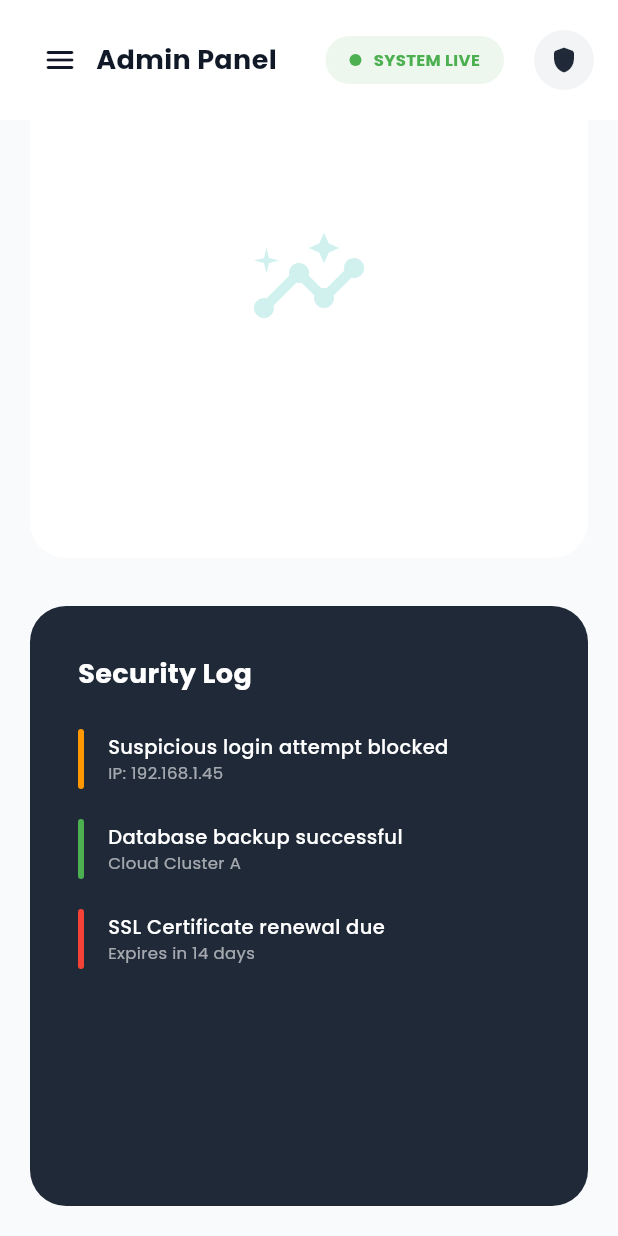
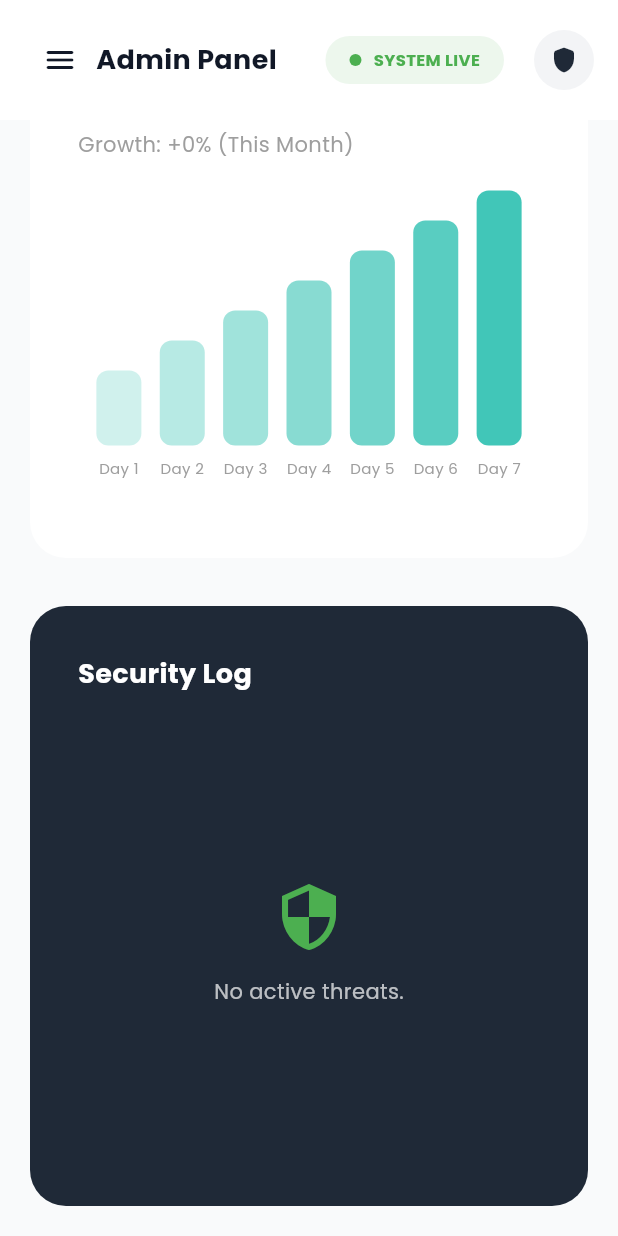
Before and after one commit to ShadaMaitexa/laablume, a Flutter app: the AdminWebPortal screen opened directly, scrolled down 1313 dp, on a phone screen of 412 x 824 dp. Run offline on Flutter 3.47's test engine with Material 3 defaults, Android fonts, the phone set to English and light mode, and no system bars; our stand-ins replace file_picker, google_fonts, image_picker, pinput, shared_preferences; accounts and stored records are empty; network calls fail.

Commit message:
feat: Introduce admin portal with dedicated service and dashboard UI.

```diff
--- a/lib/screens/web/admin_portal/admin_dashboard.dart
+++ b/lib/screens/web/admin_portal/admin_dashboard.dart
@@ -1011,20 +1011,49 @@ class _AdminWebPortalState extends State<AdminWebPortal> {
           'Insights into patient satisfaction and service quality platform-wide.',
         ),
         const SizedBox(height: 32),
-        Container(
+        FutureBuilder<List<dynamic>>(
+          future: AdminService().getFeedback(),
+          builder: (context, snapshot) {
+            if (snapshot.connectionState == ConnectionState.waiting) {
+              return const Center(child: CircularProgressIndicator());
+            }
+            final feedbackList = snapshot.data ?? [];
+            if (feedbackList.isEmpty) {
+              return _emptyState('No recent feedback available.');
+            }
+
+            return Container(
               decoration: BoxDecoration(
                 color: Colors.white,
                 borderRadius: BorderRadius.circular(24),
                 boxShadow: [
-              BoxShadow(color: Colors.black.withOpacity(0.01), blurRadius: 10),
+                  BoxShadow(
+                    color: Colors.black.withOpacity(0.01),
+                    blurRadius: 10,
+                  ),
                 ],
               ),
               child: ListView.separated(
                 shrinkWrap: true,
                 physics: const NeverScrollableScrollPhysics(),
-            itemCount: 6,
+                itemCount: feedbackList.length,
                 separatorBuilder: (context, index) => const Divider(height: 1),
-            itemBuilder: (context, index) => Padding(
+                itemBuilder: (context, index) {
+                  final feedback = feedbackList[index];
+                  final patientName =
+                      feedback['patientName'] ??
+                      feedback['userName'] ??
+                      'Anonymous'; // Fallback
+                  final rating = (feedback['rating'] is int)
+                      ? feedback['rating']
+                      : int.tryParse(feedback['rating'].toString()) ?? 5;
+                  final comment =
+                      feedback['comment'] ??
+                      feedback['message'] ??
+                      'No comments provided.';
+                  final date = feedback['date'] ?? 'Recent';
+
+                  return Padding(
                     padding: const EdgeInsets.all(24),
                     child: Row(
                       children: [
@@ -1046,7 +1075,7 @@ class _AdminWebPortalState extends State<AdminWebPortal> {
                               Row(
                                 children: [
                                   Text(
-                              'Patient #PT-770${index + 1}',
+                                    patientName,
                                     style: GoogleFonts.poppins(
                                       fontWeight: FontWeight.bold,
                                     ),
@@ -1056,7 +1085,7 @@ class _AdminWebPortalState extends State<AdminWebPortal> {
                                     5,
                                     (s) => Icon(
                                       Icons.star_rounded,
-                                color: s < (5 - (index % 2))
+                                      color: s < rating
                                           ? Colors.amber
                                           : Colors.grey.shade300,
                                       size: 14,
@@ -1066,7 +1095,7 @@ class _AdminWebPortalState extends State<AdminWebPortal> {
                               ),
                               const SizedBox(height: 4),
                               Text(
-                          'The overall coordination between the lab and the specialist was seamless. Really appreciated the AI-driven health summary.',
+                                comment,
                                 style: GoogleFonts.poppins(
                                   fontSize: 13,
                                   color: Colors.grey.shade600,
@@ -1076,7 +1105,7 @@ class _AdminWebPortalState extends State<AdminWebPortal> {
                           ),
                         ),
                         Text(
-                    '${12 + index} Feb 2026',
+                          date,
                           style: GoogleFonts.poppins(
                             fontSize: 12,
                             color: Colors.grey,
@@ -1084,8 +1113,11 @@ class _AdminWebPortalState extends State<AdminWebPortal> {
                         ),
                       ],
                     ),
+                  );
+                },
               ),
-          ),
+            );
+          },
         ),
       ],
     );
@@ -1255,6 +1287,14 @@ class _AdminWebPortalState extends State<AdminWebPortal> {
   }
 
   Widget _buildRegistrationTrends() {
+    return FutureBuilder<Map<String, dynamic>>(
+      future: AdminService().getGrowthTrends(),
+      builder: (context, snapshot) {
+        final data = snapshot.data ?? {};
+        final growth = data['growth'] ?? '+0%';
+        final newUsers = data['newUsers'] ?? 0;
+        final period = data['period'] ?? 'This Month';
+
         return Container(
           height: 400,
           padding: const EdgeInsets.all(32),
@@ -1272,21 +1312,64 @@ class _AdminWebPortalState extends State<AdminWebPortal> {
                   fontWeight: FontWeight.bold,
                 ),
               ),
+              const SizedBox(height: 10),
+              Text(
+                '$newUsers New Users',
+                style: GoogleFonts.poppins(
+                  fontSize: 32,
+                  fontWeight: FontWeight.bold,
+                  color: _primaryColor,
+                ),
+              ),
+              Text(
+                'Growth: $growth ($period)',
+                style: GoogleFonts.poppins(fontSize: 14, color: Colors.grey),
+              ),
               const Spacer(),
-          Center(
-            child: Icon(
-              Icons.insights_rounded,
-              size: 80,
-              color: _primaryColor.withOpacity(0.2),
+              // Simple Visual Bar Chart Placeholder using Containers
+              Row(
+                mainAxisAlignment: MainAxisAlignment.spaceEvenly,
+                crossAxisAlignment: CrossAxisAlignment.end,
+                children: List.generate(7, (index) {
+                  // Mock visual height based on index if data not granular
+                  final height = 50.0 + (index * 20) % 150;
+                  return Column(
+                    mainAxisAlignment: MainAxisAlignment.end,
+                    children: [
+                      Container(
+                        width: 30,
+                        height: height,
+                        decoration: BoxDecoration(
+                          color: _primaryColor.withOpacity(0.2 + (index * 0.1)),
+                          borderRadius: BorderRadius.circular(8),
                         ),
+                      ),
+                      const SizedBox(height: 8),
+                      Text(
+                        'Day ${index + 1}',
+                        style: const TextStyle(
+                          fontSize: 10,
+                          color: Colors.grey,
+                        ),
+                      ),
+                    ],
+                  );
+                }),
               ),
               const Spacer(),
             ],
           ),
         );
+      },
+    );
   }
 
   Widget _buildSecurityAlerts() {
+    return FutureBuilder<List<dynamic>>(
+      future: AdminService().getSecurityLogs(),
+      builder: (context, snapshot) {
+        final logs = snapshot.data ?? [];
+
         return Container(
           height: 400,
           padding: const EdgeInsets.all(32),
@@ -1306,23 +1389,50 @@ class _AdminWebPortalState extends State<AdminWebPortal> {
                 ),
               ),
               const SizedBox(height: 24),
-          _securityItem(
-            'Suspicious login attempt blocked',
-            'IP: 192.168.1.45',
-            Colors.orange,
+              if (logs.isEmpty)
+                Expanded(
+                  child: Center(
+                    child: Column(
+                      mainAxisSize: MainAxisSize.min,
+                      children: [
+                        const Icon(
+                          Icons.security,
+                          color: Colors.green,
+                          size: 48,
                         ),
-          _securityItem(
-            'Database backup successful',
-            'Cloud Cluster A',
-            Colors.green,
-          ),
-          _securityItem(
-            'SSL Certificate renewal due',
-            'Expires in 14 days',
-            Colors.red,
+                        const SizedBox(height: 16),
+                        Text(
+                          'No active threats.',
+                          style: GoogleFonts.poppins(color: Colors.white70),
                         ),
                       ],
                     ),
+                  ),
+                )
+              else
+                Expanded(
+                  child: ListView.builder(
+                    itemCount: logs.length,
+                    itemBuilder: (context, index) {
+                      final log = logs[index];
+                      final msg = log['message'] ?? 'System Event';
+                      final sub = log['details'] ?? 'No details';
+                      final type = log['type'] ?? 'info';
+
+                      Color color = Colors.blue;
+                      if (type == 'warning') color = Colors.orange;
+                      if (type == 'critical' || type == 'error')
+                        color = Colors.red;
+                      if (type == 'success') color = Colors.green;
+
+                      return _securityItem(msg, sub, color);
+                    },
+                  ),
+                ),
+            ],
+          ),
+        );
+      },
     );
   }
 
```
Also changed, not shown: lib/services/admin_service.dart (+31 -0 lines). Lines whose indentation alone changed are shown as unchanged.
